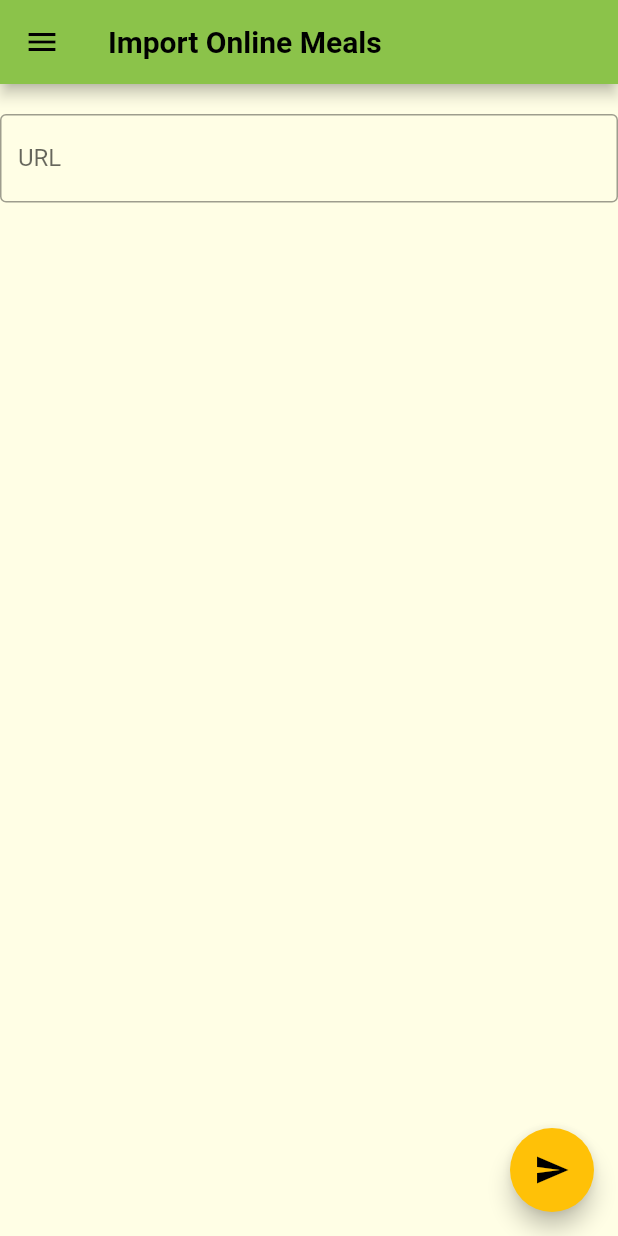
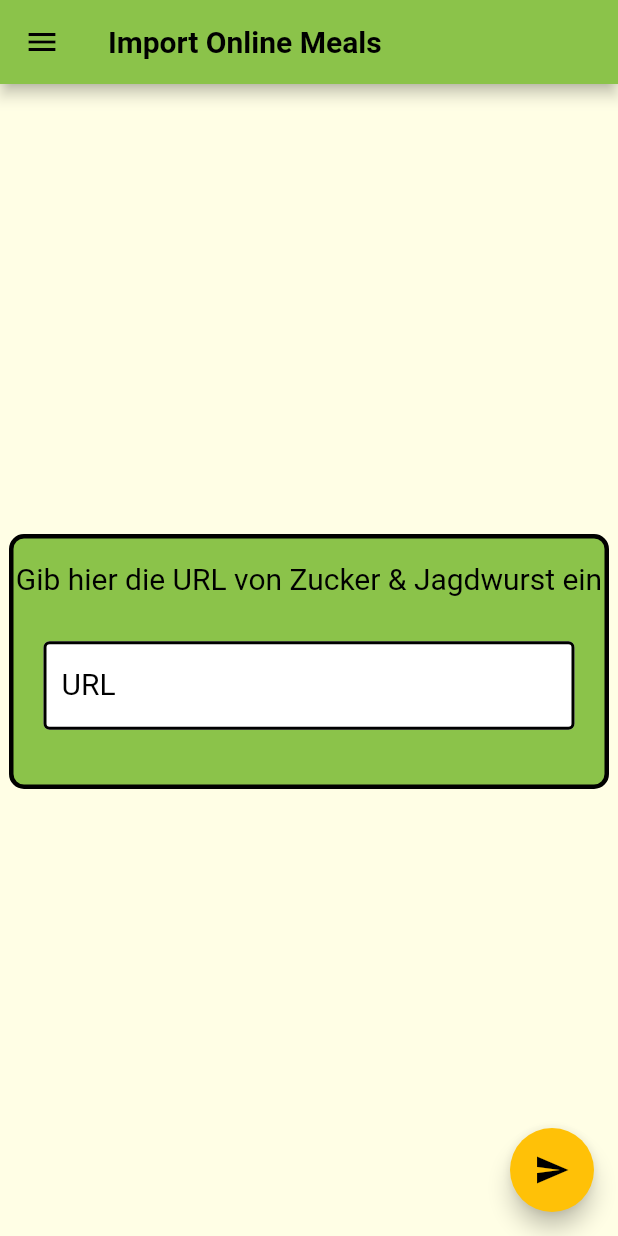
Before and after one commit to Flippchen/JaninasMeal-App, a Flutter app: the OnlineMealScreen screen opened by its route, on a phone screen of 412 x 824 dp. Run offline on Flutter 3.47's test engine with Material 2 defaults, Android fonts, the phone set to English and light mode, and no system bars; our stand-ins replace google_fonts, material_design_icons_flutter, shared_preferences; accounts and stored records are empty; Roboto replaces fonts that are missing (Raleway, RobotoCondensed).

Commit message:
design of import online meal page

```diff
--- a/lib/screens/online_meal_screen.dart
+++ b/lib/screens/online_meal_screen.dart
@@ -63,17 +63,54 @@
       drawer: MainDrawer(),
       body: Column(
         children: [
-          SizedBox(
-            height: 20,
+          const SizedBox(
+            height: 300,
           ),
-          TextField(
-            controller: inputText,
-            decoration: InputDecoration(
-              border: OutlineInputBorder(),
-              labelText: 'URL',
-              hintText: 'Füge eine URL ein',
+          Row(mainAxisAlignment: MainAxisAlignment.center,children: [Container(
+            decoration: BoxDecoration(
+              color: const Color(0xFF8bc34a),
+              border: Border.all(
+                color: Colors.black,
+                width: 3,
+              ),
+              borderRadius: BorderRadius.circular(10),
             ),
-          ),
+            width: 400,
+            height: 170,
+            child:Column(mainAxisAlignment:MainAxisAlignment.center, children: [const Text(
+              "Gib hier die URL von Zucker & Jagdwurst ein",
+              style: TextStyle(fontSize: 20, color: Colors.black, fontWeight: FontWeight.normal),
+            ),const SizedBox(
+              height: 10,
+            ),Container(
+              height: 100,
+              width: 400,
+              padding: const EdgeInsets.all(20),
+              child: TextField(
+                controller: inputText,
+                decoration: const InputDecoration(
+                  enabledBorder: OutlineInputBorder(
+                    borderSide: BorderSide(color: Colors.black, width: 2.0),
+                  ),
+                  focusedBorder: OutlineInputBorder(
+                    borderSide: BorderSide(color: Colors.black, width: 2.0),
+                  ),
+                  fillColor: Colors.white,
+                  filled: true,
+                  hintStyle: TextStyle(color: Colors.black,fontSize: 13),
+                  labelStyle: TextStyle(color: Colors.black, fontSize: 20),
+                  border: OutlineInputBorder(
+                    borderRadius: BorderRadius.all(Radius.circular(10.0)),
+
+                  ),
+                  labelText: 'URL',
+                  hintText: 'Bsp: https://www.zuckerundjagdwurst.de/rezepte/veganer-erdnussbutter-kuchen/',
+                ),
+              ),
+            ),], ),),],)
+
+
+
         ],
       ),
     );
```
